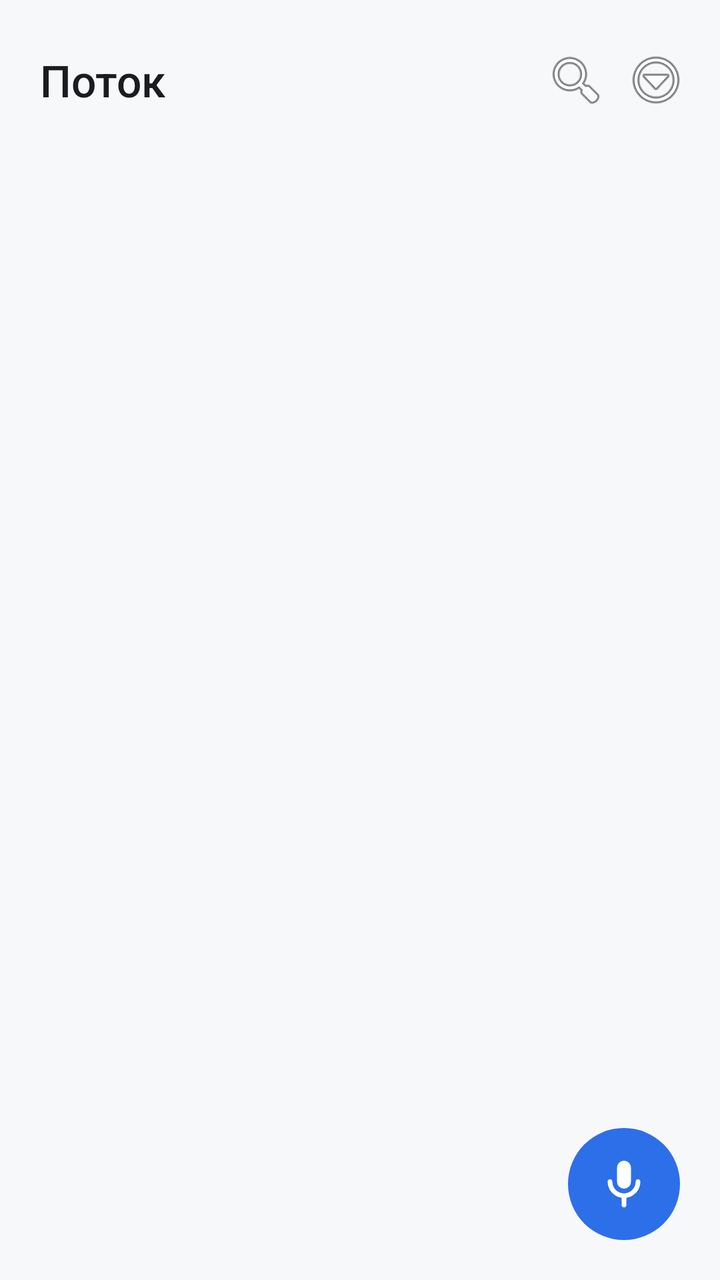
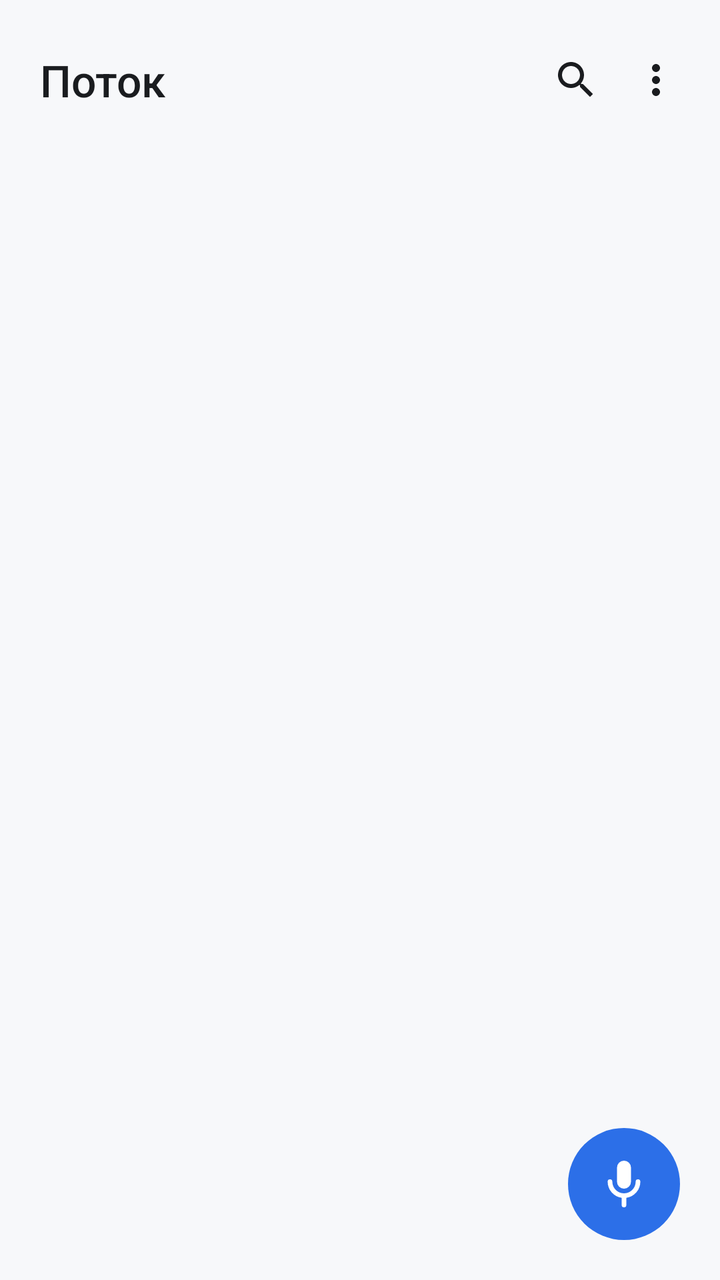

Before-and-after screenshots of an Android layout around one commit, followed by the original layout XML and the change that was made.
<!-- AndroidManifest.xml: application theme Theme.VoiceNotes -->
<!-- res/layout/activity_main.xml -->
<?xml version="1.0" encoding="utf-8"?>
<FrameLayout xmlns:android="http://schemas.android.com/apk/res/android"
    android:layout_width="match_parent"
    android:layout_height="match_parent"
    android:background="@color/bg_app">

    <LinearLayout
        android:layout_width="match_parent"
        android:layout_height="match_parent"
        android:orientation="vertical">

        <LinearLayout
            android:layout_width="match_parent"
            android:layout_height="wrap_content"
            android:orientation="horizontal"
            android:paddingLeft="20dp"
            android:paddingRight="12dp"
            android:paddingTop="20dp"
            android:paddingBottom="4dp"
            android:gravity="center_vertical">

            <TextView
                android:layout_width="0dp"
                android:layout_height="wrap_content"
                android:layout_weight="1"
                android:textAppearance="@style/TextAppearance.Potok.Headline"
                android:textColor="@color/text_primary"
                android:text="Поток" />

            <ImageButton
                android:id="@+id/searchBtn"
                android:layout_width="40dp"
                android:layout_height="40dp"
                android:background="?android:attr/selectableItemBackground"
                android:src="@android:drawable/ic_menu_search"
                android:scaleType="centerInside"
                android:contentDescription="Поиск" />

            <ImageButton
                android:id="@+id/overflowBtn"
                android:layout_width="40dp"
                android:layout_height="40dp"
                android:background="?android:attr/selectableItemBackground"
                android:src="@android:drawable/ic_menu_more"
                android:scaleType="centerInside"
                android:contentDescription="Меню" />
        </LinearLayout>

        <LinearLayout
            android:id="@+id/syncBanner"
            android:layout_width="match_parent"
            android:layout_height="wrap_content"
            android:orientation="horizontal"
            android:background="@color/sync_bg"
            android:padding="@dimen/space_m"
            android:layout_marginLeft="@dimen/space_l"
            android:layout_marginRight="@dimen/space_l"
            android:layout_marginBottom="@dimen/space_s"
            android:gravity="center_vertical"
            android:visibility="gone">

            <TextView
                android:id="@+id/syncIcon"
                android:layout_width="wrap_content"
                android:layout_height="wrap_content"
                android:textAppearance="@style/TextAppearance.Potok.Caption"
                android:textColor="@color/cal_text" />

            <TextView
                android:id="@+id/syncText"
                android:layout_width="match_parent"
                android:layout_height="wrap_content"
                android:layout_marginLeft="@dimen/space_s"
                android:textAppearance="@style/TextAppearance.Potok.Caption"
                android:textColor="@color/sync_blue" />
        </LinearLayout>

        <HorizontalScrollView
            android:layout_width="match_parent"
            android:layout_height="wrap_content"
            android:paddingLeft="16dp"
            android:paddingRight="16dp"
            android:paddingBottom="8dp"
            android:scrollbars="none"
            android:fillViewport="true">

            <LinearLayout
                android:id="@+id/chipsRow"
                android:layout_width="wrap_content"
                android:layout_height="wrap_content"
                android:orientation="horizontal" />
        </HorizontalScrollView>

        <FrameLayout
            android:layout_width="match_parent"
            android:layout_height="0dp"
            android:layout_weight="1">

            <ListView
                android:id="@+id/notes"
                android:layout_width="match_parent"
                android:layout_height="match_parent"
                android:divider="@color/divider"
                android:dividerHeight="1dp"
                android:paddingLeft="0dp"
                android:paddingRight="0dp"
                android:paddingBottom="96dp"
                android:clipToPadding="false"
                android:scrollbars="none" />

            <TextView
                android:id="@+id/empty"
                android:layout_width="match_parent"
                android:layout_height="wrap_content"
                android:layout_gravity="center"
                android:text="🎤 Нажмите микрофон\nили скажите на часах"
                android:textAppearance="@style/TextAppearance.Potok.Title"
                android:textColor="@color/text_secondary"
                android:gravity="center"
                android:padding="32dp"
                android:lineSpacingExtra="4dp"
                android:visibility="gone" />
        </FrameLayout>
    </LinearLayout>

            <ImageButton
                android:id="@+id/recFab"
                android:layout_width="56dp"
                android:layout_height="56dp"
                android:layout_gravity="bottom|end"
                android:layout_margin="20dp"
                android:background="@drawable/bg_fab"
                android:src="@drawable/ic_mic"
                android:scaleType="center"
                android:contentDescription="Запись" />

            
            <LinearLayout
                android:id="@+id/recPill"
                android:layout_width="wrap_content"
                android:layout_height="40dp"
                android:layout_gravity="bottom|end"
                android:layout_marginRight="20dp"
                android:layout_marginBottom="88dp"
                android:orientation="horizontal"
                android:gravity="center_vertical"
                android:background="@drawable/bg_pill"
                android:paddingLeft="14dp"
                android:paddingRight="14dp"
                android:elevation="2dp"
                android:visibility="gone">

                <View
                    android:id="@+id/recLevelDot"
                    android:layout_width="8dp"
                    android:layout_height="8dp"
                    android:background="@drawable/bg_dot_green" />

                <TextView
                    android:id="@+id/recTimer"
                    android:layout_width="wrap_content"
                    android:layout_height="wrap_content"
                    android:layout_marginLeft="8dp"
                    android:textAppearance="@style/TextAppearance.Potok.Body"
                    android:textColor="@color/text_primary"
                    android:text="0:00" />
            </LinearLayout>
        </FrameLayout>
<!-- resources referenced by this layout -->
<resources>
  <color name="bg_app">#F7F8FA</color>
  <color name="cal_text">#2C6FE8</color>
  <color name="divider">#E1E4EA</color>
  <color name="sync_bg">#EEF1F5</color>
  <color name="sync_blue">#2C6FE8</color>
  <color name="text_primary">#1A1C1F</color>
  <color name="text_secondary">#5F6672</color>
  <dimen name="space_l">16dp</dimen>
  <dimen name="space_m">12dp</dimen>
  <dimen name="space_s">8dp</dimen>
  <!-- drawable bg_dot_green (drawable) -->
  <?xml version="1.0" encoding="utf-8"?>
  <shape xmlns:android="http://schemas.android.com/apk/res/android"
      android:shape="oval">
      <solid android:color="@color/rec_green" />
  </shape>
  <!-- drawable bg_pill (drawable) -->
  <?xml version="1.0" encoding="utf-8"?>
  <shape xmlns:android="http://schemas.android.com/apk/res/android"
      android:shape="rectangle">
      <solid android:color="@color/bg_card" />
      <corners android:radius="20dp" />
  </shape>
  <style name="TextAppearance.Potok.Body">
          <item name="android:textSize">14sp</item>
          <item name="android:lineSpacingExtra">6dp</item>
          <item name="android:fontFamily">sans-serif</item>
      </style>
  <style name="TextAppearance.Potok.Caption">
          <item name="android:textSize">12sp</item>
          <item name="android:lineSpacingExtra">4dp</item>
          <item name="android:fontFamily">sans-serif</item>
      </style>
  <style name="TextAppearance.Potok.Headline">
          <item name="android:textSize">22sp</item>
          <item name="android:lineSpacingExtra">6dp</item>
          <item name="android:fontFamily">sans-serif-medium</item>
          <item name="android:textFontWeight" tools:targetApi="28">500</item>
      </style>
  <style name="TextAppearance.Potok.Title">
          <item name="android:textSize">16sp</item>
          <item name="android:lineSpacingExtra">8dp</item>
          <item name="android:fontFamily">sans-serif-medium</item>
          <item name="android:textFontWeight" tools:targetApi="28">500</item>
      </style>
  <style name="Theme.VoiceNotes" parent="android:Theme.Material.Light.DarkActionBar">
          <item name="android:colorPrimary">@color/primary</item>
          <item name="android:colorPrimaryDark">@color/primary_dark</item>
          <item name="android:colorAccent">@color/accent</item>
          <item name="android:statusBarColor">@color/primary_dark</item>
      </style>
  <color name="rec_green">#00E676</color>
  <color name="accent_blue">#2C6FE8</color>
  <color name="bg_card">#FFFFFF</color>
  <color name="primary">#2C6FE8</color>
  <color name="primary_dark">#1E5BC6</color>
  <color name="accent">#2C6FE8</color>
  <!-- unchanged entries left out for length: 2 -->
</resources>

<!-- the commit's change to res/layout/activity_main.xml (unified diff, before → after) -->
@@ -32,7 +32,8 @@
                 android:layout_width="40dp"
                 android:layout_height="40dp"
                 android:background="?android:attr/selectableItemBackground"
-                android:src="@android:drawable/ic_menu_search"
+                android:src="@drawable/ic_search"
+                android:tint="@color/text_primary"
                 android:scaleType="centerInside"
                 android:contentDescription="Поиск" />
 
@@ -41,7 +42,8 @@
                 android:layout_width="40dp"
                 android:layout_height="40dp"
                 android:background="?android:attr/selectableItemBackground"
-                android:src="@android:drawable/ic_menu_more"
+                android:src="@drawable/ic_more"
+                android:tint="@color/text_primary"
                 android:scaleType="centerInside"
                 android:contentDescription="Меню" />
         </LinearLayout>
<!-- resource entries referenced after the edit -->
@@ -23,6 +23,28 @@
       <solid android:color="@color/bg_card" />
       <corners android:radius="20dp" />
   </shape>
+  <!-- drawable ic_more (drawable) -->
+  <?xml version="1.0" encoding="utf-8"?>
+  <vector xmlns:android="http://schemas.android.com/apk/res/android"
+      android:width="24dp"
+      android:height="24dp"
+      android:viewportWidth="24"
+      android:viewportHeight="24">
+      <path
+          android:fillColor="#000000"
+          android:pathData="M12,8c1.1,0 2,-.9 2,-2s-.9,-2 -2,-2 -2,.9 -2,2 .9,2 2,2z M12,10c-1.1,0 -2,.9 -2,2s.9,2 2,2 2,-.9 2,-2 -.9,-2 -2,-2z M12,16c-1.1,0 -2,.9 -2,2s.9,2 2,2 2,-.9 2,-2 -.9,-2 -2,-2z" />
+  </vector>
+  <!-- drawable ic_search (drawable) -->
+  <?xml version="1.0" encoding="utf-8"?>
+  <vector xmlns:android="http://schemas.android.com/apk/res/android"
+      android:width="24dp"
+      android:height="24dp"
+      android:viewportWidth="24"
+      android:viewportHeight="24">
+      <path
+          android:fillColor="#000000"
+          android:pathData="M15.5,14h-.79l-.28,-.27a6.5,6.5 0 1 0 -.7,.7l.27,.28v.79l5,4.99L20.49,19l-4.99,-5zm-6,0C7.01,14 5,11.99 5,9.5S7.01,5 9.5,5 14,7.01 14,9.5 11.99,14 9.5,14z" />
+  </vector>
   <style name="TextAppearance.Potok.Body">
           <item name="android:textSize">14sp</item>
           <item name="android:lineSpacingExtra">6dp</item>
